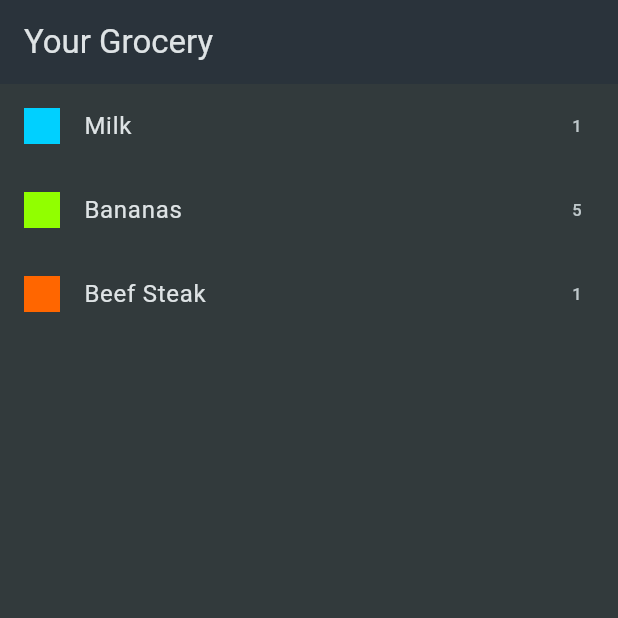
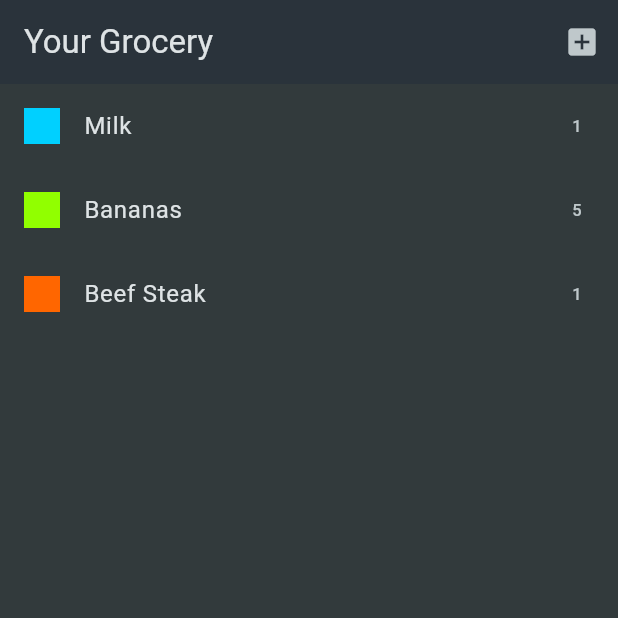
Before and after one commit to DevilDante4657/shopping_list, a Flutter app: the screen it shows after launch, on a phone screen of 412 x 824 dp, the top half of it. Run offline on Flutter 3.47's test engine with Material 3 defaults, Android fonts, the phone set to English and light mode, and no system bars.

```diff
--- a/lib/widgets/grocery_list.dart
+++ b/lib/widgets/grocery_list.dart
@@ -1,13 +1,30 @@
 import 'package:flutter/material.dart';
 import 'package:shopping_list/data/dummy_items.dart';
+import 'package:shopping_list/widgets/new_item.dart';
 
-class GroceryList extends StatelessWidget {
+class GroceryList extends StatefulWidget {
   GroceryList({super.key});
   @override
+
+  State<GroceryList> createState() => _GroceryListState();
+}
+  class _GroceryListState extends State<GroceryList>{
+
+    void _addItem(){
+      Navigator.of(context).push(
+        MaterialPageRoute(builder: (ctx) => const NewItem())
+      );
+    }
+
   Widget build(BuildContext context) {
     return Scaffold(
       appBar: AppBar(
         title: Text("Your Grocery"),
+        actions: [
+          IconButton(
+            onPressed: _addItem,
+            icon: Icon(Icons.add_box))
+        ],
       ),
       body: ListView.builder(
         itemCount: groceryItems.length,
@@ -23,4 +40,4 @@ class GroceryList extends StatelessWidget {
       )
     );
   }
-}
+  }
```
